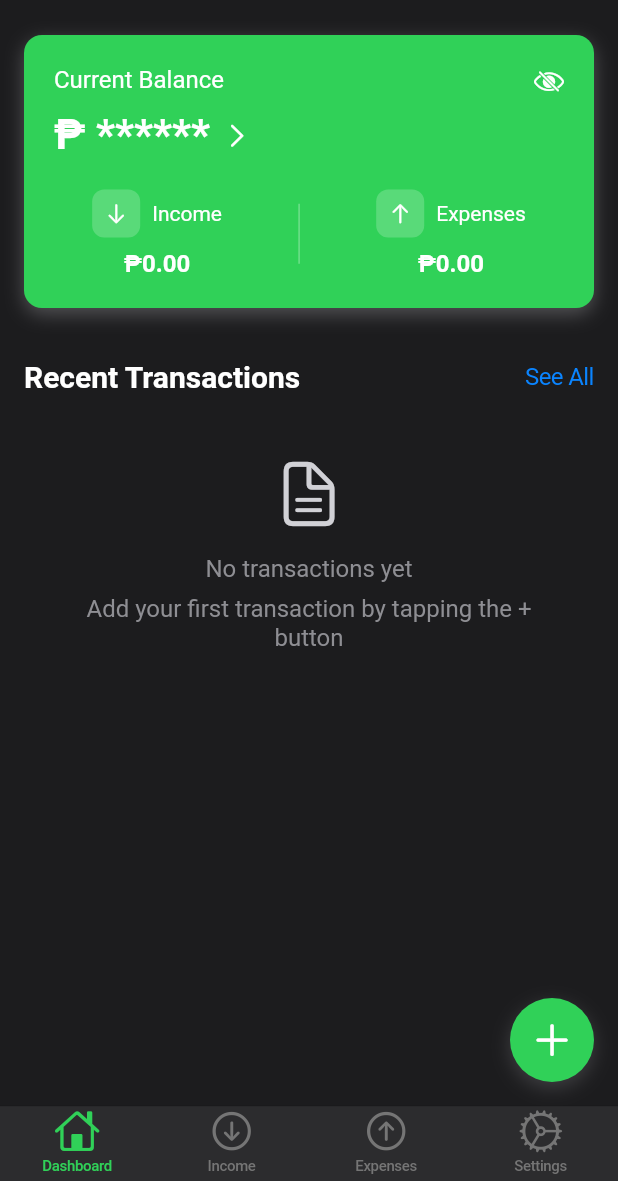
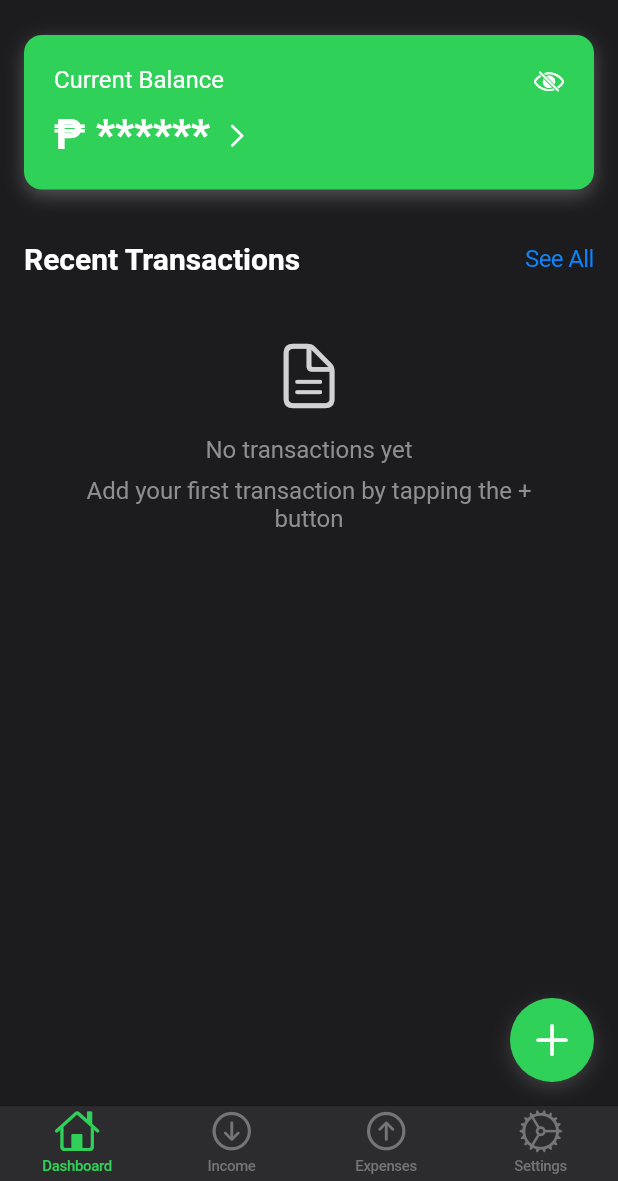
Before and after one commit to robthomas1120/budget_buddy, a Flutter app: the screen it shows after launch, on a phone screen of 412 x 824 dp, the part 55-1236 px from its top. Run offline on Flutter 3.47's test engine with Material 3 defaults, Android fonts, the phone set to English and light mode, and no system bars; our stand-ins replace csv, file_picker, permission_handler, share_plus, shared_preferences, sqflite; accounts and stored records are empty.

Commit message:
fix in transfer

```diff
--- a/lib/screens/dashboard_page.dart
+++ b/lib/screens/dashboard_page.dart
@@ -147,10 +147,8 @@ class _DashboardPageState extends State<DashboardPage> {
                         child: Column(
                           crossAxisAlignment: CrossAxisAlignment.start,
                           children: [
-                            BalanceSummaryCard(
+                             BalanceSummaryCard(
                               currentBalance: _currentBalance,
-                              income: _totalIncome,
-                              expenses: _totalExpenses,
                               onBalanceTap: _navigateToAccountsPage,
                             ),
                             SizedBox(height: 24),
--- a/lib/widgets/balance_summary_card.dart
+++ b/lib/widgets/balance_summary_card.dart
@@ -5,15 +5,11 @@ import '../providers/theme_provider.dart';
 
 class BalanceSummaryCard extends StatefulWidget {
   final double currentBalance;
-  final double income;
-  final double expenses;
   final VoidCallback onBalanceTap;
 
   const BalanceSummaryCard({
     Key? key,
     required this.currentBalance,
-    required this.income,
-    required this.expenses,
     required this.onBalanceTap,
   }) : super(key: key);
 
@@ -100,94 +96,6 @@ class _BalanceSummaryCardState extends State<BalanceSummaryCard> {
                   ),
                 ],
               ),
-              const SizedBox(height: 20),
-
-              // Income and expense summary
-              Row(
-                mainAxisAlignment: MainAxisAlignment.spaceAround,
-                children: [
-                  // Income summary
-                  Column(
-                    children: [
-                      Row(
-                        children: [
-                          Container(
-                            padding: const EdgeInsets.all(8),
-                            decoration: BoxDecoration(
-                              color: CupertinoColors.white.withOpacity(0.2),
-                              borderRadius: BorderRadius.circular(8),
-                            ),
-                            child: const Icon(
-                              CupertinoIcons.arrow_down,
-                              color: CupertinoColors.white,
-                              size: 16,
-                            ),
-                          ),
-                          const SizedBox(width: 8),
-                          const Text(
-                            'Income',
-                            style: TextStyle(
-                              fontSize: 14,
-                            ),
-                          ),
-                        ],
-                      ),
-                      const SizedBox(height: 8),
-                      Text(
-                        '₱${widget.income.toStringAsFixed(2)}',
-                        style: const TextStyle(
-                          fontSize: 16,
-                          fontWeight: FontWeight.bold,
-                        ),
-                      ),
-                    ],
-                  ),
-
-                  // Divider
-                  Container(
-                    height: 40,
-                    width: 1,
-                    color: CupertinoColors.white.withOpacity(0.3),
-                  ),
-
-                  // Expense summary
-                  Column(
-                    children: [
-                      Row(
-                        children: [
-                          Container(
-                            padding: const EdgeInsets.all(8),
-                            decoration: BoxDecoration(
-                              color: CupertinoColors.white.withOpacity(0.2),
-                              borderRadius: BorderRadius.circular(8),
-                            ),
-                            child: const Icon(
-                              CupertinoIcons.arrow_up,
-                              color: CupertinoColors.white,
-                              size: 16,
-                            ),
-                          ),
-                          const SizedBox(width: 8),
-                          const Text(
-                            'Expenses',
-                            style: TextStyle(
-                              fontSize: 14,
-                            ),
-                          ),
-                        ],
-                      ),
-                      const SizedBox(height: 8),
-                      Text(
-                        '₱${widget.expenses.toStringAsFixed(2)}',
-                        style: const TextStyle(
-                          fontSize: 16,
-                          fontWeight: FontWeight.bold,
-                        ),
-                      ),
-                    ],
-                  ),
-                ],
-              ),
             ],
           ),
         ),
--- a/lib/widgets/transfer_dialog.dart
+++ b/lib/widgets/transfer_dialog.dart
@@ -284,7 +284,9 @@ class _TransferDialogState extends State<TransferDialog> {
       );
     }
 
-    return Container(
+    return Material(
+      color: Colors.transparent,
+      child: Container(
         decoration: BoxDecoration(
           color: themeData.brightness == Brightness.dark
               ? Color(0xFF2C2C2E) // Darker gray
@@ -350,6 +352,7 @@ class _TransferDialogState extends State<TransferDialog> {
               );
             }).toList(),
             onChanged: onChanged,
+          ),
         ),
       ),
     );
```
Lines whose indentation alone changed are shown as unchanged.
